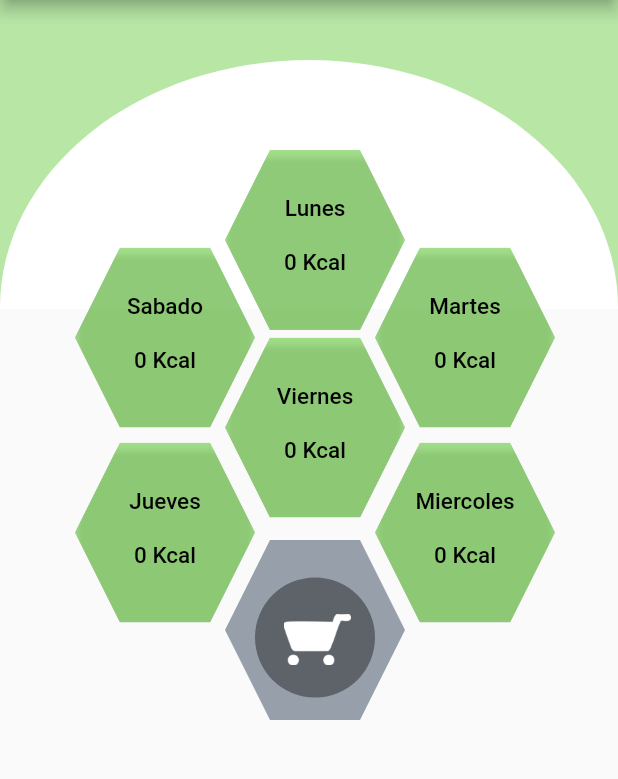
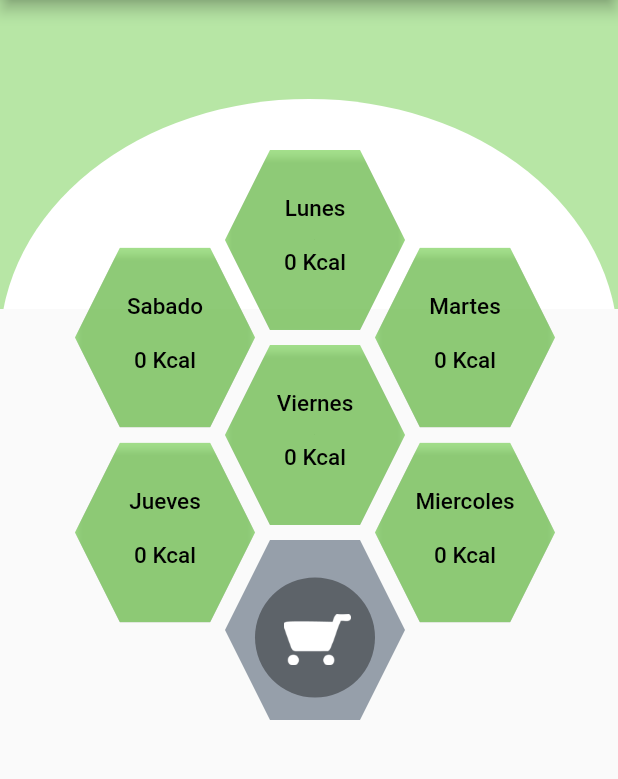
Before and after one commit to migeriva/frontend_lajamasana, a Flutter app: the PantallaHome screen opened directly, on a phone screen of 412 x 824 dp, the part 84-863 px from its top. Run offline on Flutter 3.47's test engine with Material 2 defaults, Android fonts, the phone set to English and light mode, and no system bars.

Commit message:
Pantalla Home: Ajuste de posiciones, alturas y anchos

```diff
--- a/lib/pantallas/pantallaHome.dart
+++ b/lib/pantallas/pantallaHome.dart
@@ -24,7 +24,7 @@ class _PantallaHomeState extends State<PantallaHome> {
     "bottom": [360, 150],
     "bottom_right": [295, 250],
     "top_right": [165, 250],
-    "center": [225, 150]
+    "center": [230, 150]
   };
   List<String> posicion = [
     "top",
@@ -38,6 +38,7 @@ class _PantallaHomeState extends State<PantallaHome> {
 
   @override
   Widget build(BuildContext context) {
+
     return Scaffold(
       appBar: AppBar(
         title: Padding(
@@ -83,32 +84,39 @@ class _PantallaHomeState extends State<PantallaHome> {
       ),
       body: crearHome(),
     );
+
   }
 
   Widget crearFondo(BuildContext context) {
+
+    double _height= MediaQuery.of(context).size.height;
+    double _width= MediaQuery.of(context).size.width;
+
     return Stack(
       children: [
         Container(
-          height: MediaQuery.of(context).size.height * 0.25,
-          width: MediaQuery.of(context).size.width,
+          height: _height * 0.25,
+          width: _width,
           color: Color(0xff77D353).withOpacity(0.51),
         ),
         Positioned(
-          top: 40,
+          top: _height*.08,
           child: ClipOval(
             child: Container(
               alignment: Alignment.topCenter,
-              height: MediaQuery.of(context).size.height * 0.40,
-              width: MediaQuery.of(context).size.width,
+              height: _height * 0.40,
+              width: _width,
               color: Colors.white,
             ),
           ),
         )
       ],
     );
+
   }
 
   Widget crearHome() {
+
     List<Widget> widgets = [crearFondo(context)];
 
     int diaActual = DateTime.now().add(Duration(hours: -5)).weekday;
@@ -125,6 +133,7 @@ class _PantallaHomeState extends State<PantallaHome> {
   }
 
   List<Widget> homeDomingo() {
+
     List<Widget> widgets = [];
     for (int i = 0; i < dias.length; i++) {
       List<double> p = posiciones[posicion[i]];
@@ -137,10 +146,12 @@ class _PantallaHomeState extends State<PantallaHome> {
       );
     }
     return widgets;
+
   }
 
 //Funcion rara, revisar en grupo
   List<Widget> homeSemana(int dia) {
+
     List<Widget> widgets = [];
 
     widgets.add(Padding(
@@ -188,5 +199,6 @@ class _PantallaHomeState extends State<PantallaHome> {
     ));
 
     return widgets;
+
   }
 }
```
